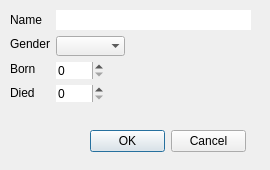
First picture: the form in code/ui/addsci.ui, repository Danielos15/Skil-1-Verklegt-n-mskei-1, before the edit.
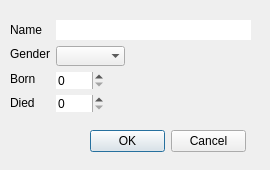
Second picture: the form after the edit.

Patch:
```diff
--- a/code/ui/addsci.ui
+++ b/code/ui/addsci.ui
@@ -47,11 +47,11 @@
     <set>QDialogButtonBox::Cancel|QDialogButtonBox::Ok</set>
    </property>
   </widget>
-  <widget class="QWidget" name="">
+  <widget class="QWidget" name="layoutWidget">
    <property name="geometry">
     <rect>
      <x>10</x>
-     <y>10</y>
+     <y>20</y>
      <width>241</width>
      <height>108</height>
     </rect>
```
